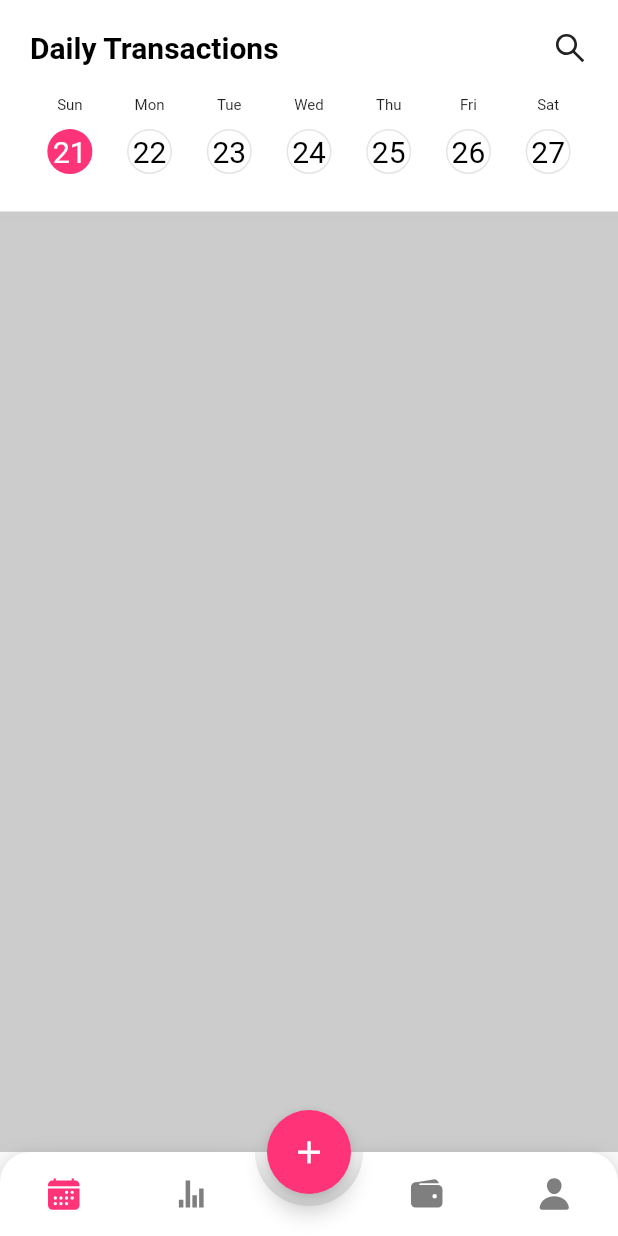
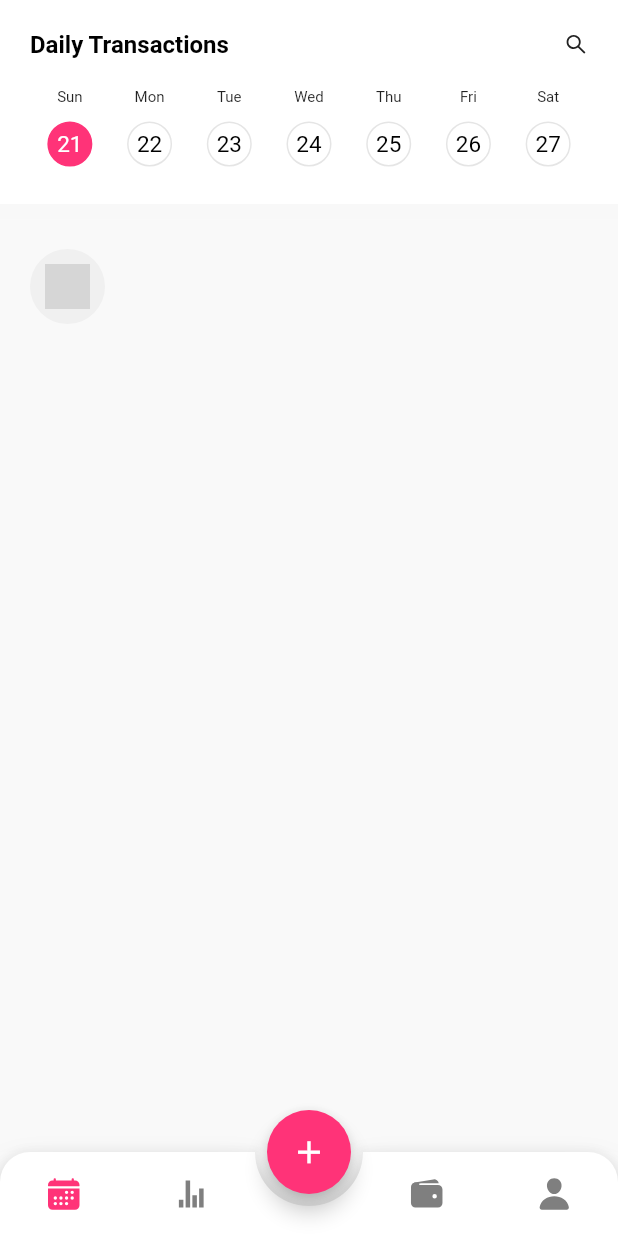
Before and after one commit to NoiVu/Budget_Tracker_App_UI, a Flutter app: the screen it shows after launch, on a phone screen of 412 x 824 dp. Run offline on Flutter 3.47's test engine with Material 2 defaults, Android fonts, the phone set to English and light mode, and no system bars; drawn by our look-alikes of animated_bottom_navigation_bar; our stand-ins replace flutter_icons; grey boxes are pictures that could not be loaded.

Commit message:
update version 1.2

```diff
--- a/lib/pages/daily_page.dart
+++ b/lib/pages/daily_page.dart
@@ -1,3 +1,4 @@
+import 'package:budget_tracker_app_ui/json/daily_json.dart';
 import 'package:budget_tracker_app_ui/json/day_month.dart';
 import 'package:budget_tracker_app_ui/theme/colors.dart';
 import 'package:flutter/cupertino.dart';
@@ -15,7 +16,7 @@ class _DailyPageState extends State<DailyPage> {
   @override
   Widget build(BuildContext context) {
     return Scaffold(
-      backgroundColor: grey.withOpacity(0.5),
+      backgroundColor: grey.withOpacity(0.01),
       body: getBody(),
     );
   }
@@ -42,11 +43,11 @@ class _DailyPageState extends State<DailyPage> {
                       Text(
                         'Daily Transactions',
                         style: TextStyle(
-                            fontSize: 20,
+                            fontSize: 16,
                             fontWeight: FontWeight.bold,
                             color: black),
                       ),
-                      Icon(AntDesign.search1)
+                      Icon(AntDesign.search1,size: 16,)
                     ],
                   ),
                   SizedBox(height: 20),
@@ -82,7 +83,7 @@ class _DailyPageState extends State<DailyPage> {
                                   child: Text(
                                     days[index]['day'],
                                     style: TextStyle(
-                                        fontSize: 20,
+                                        fontSize: 15,
                                         color:
                                             activeDay == index ? white : black),
                                   ),
@@ -102,7 +103,35 @@ class _DailyPageState extends State<DailyPage> {
           Padding(
             padding: EdgeInsets.only(left: 20, right: 20),
             child: Column(
-              children: [],
+              children: [
+                Row(
+                  mainAxisAlignment: MainAxisAlignment.spaceBetween,
+                  children: [
+                    Container(
+                      width: (size.width - 40) * 0.7,
+                      child: Row(
+                        children: [
+                          Container(
+                            height: 50,
+                            width: 50,
+                            decoration: BoxDecoration(
+                              color: grey.withOpacity(0.1),
+                              shape: BoxShape.circle,
+                            ),
+                            child: Center(
+                              child: Image.asset(
+                                daily[0]['icon'],
+                                width: 30,
+                                height: 30,
+                              ),
+                            ),
+                          ),
+                        ],
+                      ),
+                    ),
+                  ],
+                ),
+              ],
             ),
           ),
         ],
```
